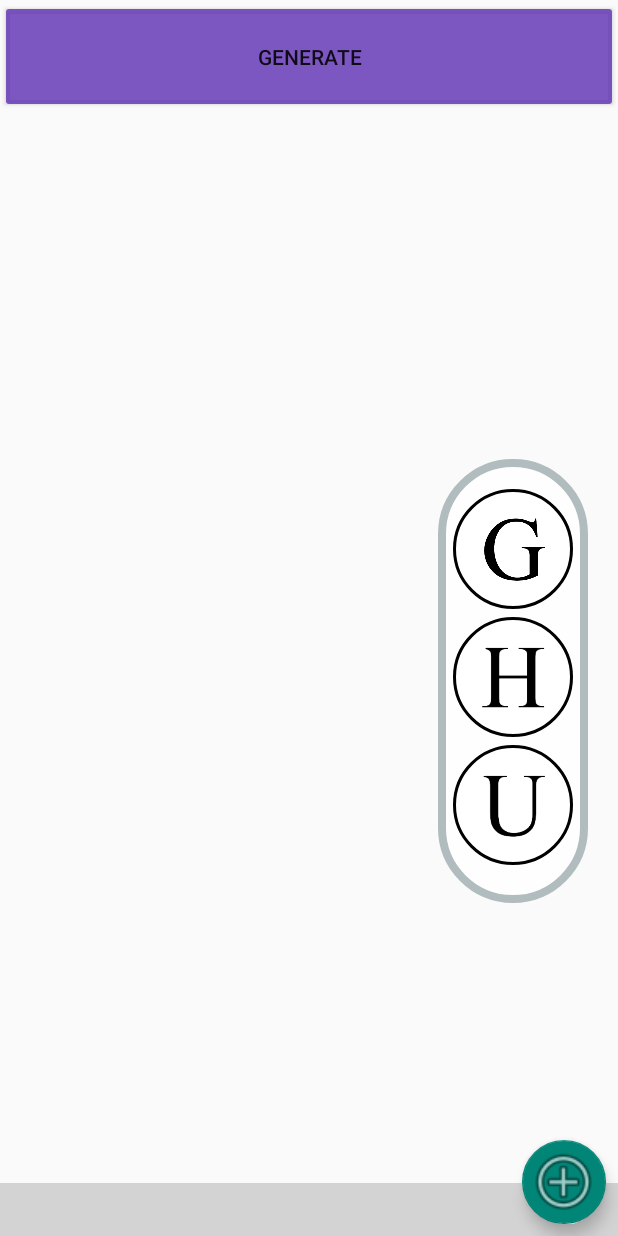
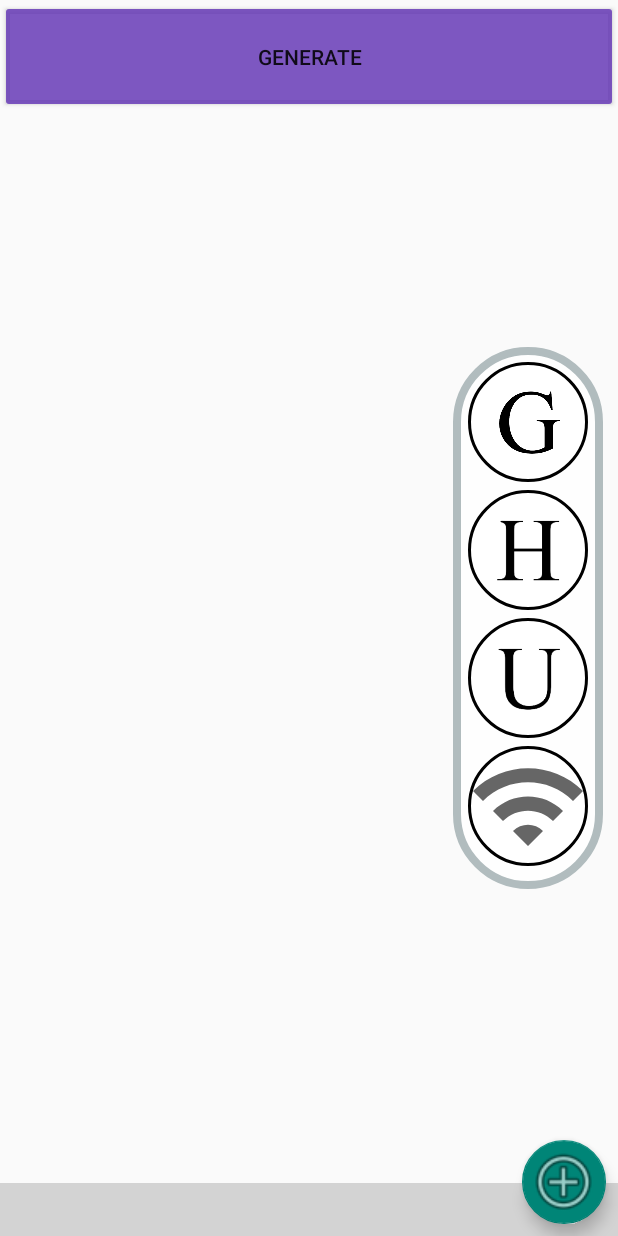
Before and after one commit to Jacob-Bordelon/pocket-chef, an Android app: the fragment Generate_Recipes placed in its activity, after a tap on "Image", on a phone screen of 412 x 824 dp. Run offline under Robolectric (Android 15) with nearby library versions, the phone set to English and light mode, and no system bars; our stand-ins replace Room's generated code; 4 statements that could not run were skipped.

Commit message:
got firebase to work

```diff
--- a/app/app/src/main/AndroidManifest.xml
+++ b/app/app/src/main/AndroidManifest.xml
@@ -3,6 +3,7 @@
     xmlns:tools="http://schemas.android.com/tools"
     package="com.example.pocket_chef_application">
 
+    <uses-permission android:name="android.permission.ACCESS_NETWORK_STATE" />
     <uses-permission android:name="android.permission.INTERNET" />
 
     <application
--- a/app/app/src/main/java/com/example/pocket_chef_application/Generate_Recipes.java
+++ b/app/app/src/main/java/com/example/pocket_chef_application/Generate_Recipes.java
@@ -14,6 +14,7 @@ import com.example.pocket_chef_application.API.ISearchRecipeAPI;
 import com.example.pocket_chef_application.Model.Recipe;
 import com.example.pocket_chef_application.data.DBItem;
 import com.example.pocket_chef_application.data.LocalDB;
+import com.google.firebase.analytics.FirebaseAnalytics;
 
 import org.json.JSONArray;
 import org.json.JSONObject;
@@ -34,6 +35,7 @@ public class Generate_Recipes extends Fragment {
     private TextView statusBar; // -> for displaying connection status
     private String server_ip = "172.28.78.246";//"10.0.2.2" "54.144.65.217"
     private String server_domain = "https://pocketchef.xyz/";
+    private FirebaseAnalytics analytics;
     private static final String TEXT = "text";
 
     public static Generate_Recipes newInstance(String text){
@@ -45,13 +47,11 @@ public class Generate_Recipes extends Fragment {
     }
 
     @Override
-    public View onCreateView(
-            LayoutInflater inflater, ViewGroup container,
-            Bundle savedInstanceState
-    ) {
+    public View onCreateView(LayoutInflater inflater, ViewGroup container, Bundle savedInstanceState) {
         // Initializes the view and the status bar on create for non null reference
         View view = inflater.inflate(R.layout.generate_recipes, container, false);
         statusBar = (TextView) view.findViewById(R.id.status_field);
+        analytics = FirebaseAnalytics.getInstance(view.getContext());
 
         return view;
     }
@@ -78,12 +78,7 @@ public class Generate_Recipes extends Fragment {
         view.findViewById(R.id.recipe_button).setOnClickListener(new View.OnClickListener() {
             @Override
             public void onClick(View view) {
-                // Creates a dummy JSON array of objects to simulate ingredients
-                JSONArray ingredients = getPantryJSONArray();
 
-                // Search for recipes based on the ingredients we have
-                Call<List<Recipe>> possibleRecipeList = jsonPlaceHolderApi.possibleRecipe(ingredients.toString());
-                possibleRecipe(possibleRecipeList);
             }
         });
     }
--- a/app/app/src/main/java/com/example/pocket_chef_application/MainActivity.java
+++ b/app/app/src/main/java/com/example/pocket_chef_application/MainActivity.java
@@ -5,11 +5,13 @@ import android.os.Bundle;
 
 import com.example.pocket_chef_application.Pantry.Pantry;
 import com.google.android.material.floatingactionbutton.FloatingActionButton;
+import com.google.firebase.analytics.FirebaseAnalytics;
 
 import androidx.appcompat.app.AppCompatActivity;
 import androidx.fragment.app.Fragment;
 import androidx.fragment.app.FragmentManager;
 
+import android.util.Log;
 import android.view.View;
 
 import android.view.WindowManager;
@@ -20,6 +22,7 @@ public class MainActivity extends AppCompatActivity {
     private static final String TAG = MainActivity.class.getSimpleName();
     private static LinearLayout layout;
     private static FragmentManager manager;
+    private FirebaseAnalytics mFirebaseAnalytics;
 
 
 
@@ -35,6 +38,8 @@ public class MainActivity extends AppCompatActivity {
 
         manager = getSupportFragmentManager();
         switch_fragment(new Pantry());
+
+        mFirebaseAnalytics = FirebaseAnalytics.getInstance(this);
 
 
 
@@ -55,6 +60,7 @@ public class MainActivity extends AppCompatActivity {
         ImageButton button2 = findViewById(R.id.fab_homepage_btn);
         ImageButton button3 = findViewById(R.id.fab_pantry_btn);
         ImageButton button4 = findViewById(R.id.fab_upload_recipe_btn);
+        ImageButton button5 = findViewById(R.id.fab_firebase);
 
 
 
@@ -96,6 +102,8 @@ public class MainActivity extends AppCompatActivity {
 
         button4.setOnClickListener(this::launchUpload);
 
+        button5.setOnClickListener(v -> switch_fragment(new firebase_fragment()));
+
         this.getWindow().setSoftInputMode(WindowManager.LayoutParams.SOFT_INPUT_STATE_ALWAYS_HIDDEN);
 
 
--- /dev/null
+++ b/app/app/src/main/res/drawable/firebase_icon.xml
@@ -0,0 +1,10 @@
+<vector xmlns:android="http://schemas.android.com/apk/res/android"
+    android:width="24dp"
+    android:height="24dp"
+    android:viewportWidth="24"
+    android:viewportHeight="24"
+    android:tint="?attr/colorControlNormal">
+  <path
+      android:fillColor="@android:color/white"
+      android:pathData="M1,9l2,2c4.97,-4.97 13.03,-4.97 18,0l2,-2C16.93,2.93 7.08,2.93 1,9zM9,17l3,3 3,-3c-1.65,-1.66 -4.34,-1.66 -6,0zM5,13l2,2c2.76,-2.76 7.24,-2.76 10,0l2,-2C15.14,9.14 8.87,9.14 5,13z"/>
+</vector>
--- a/app/app/src/main/res/layout/content_main.xml
+++ b/app/app/src/main/res/layout/content_main.xml
@@ -1,5 +1,5 @@
 <?xml version="1.0" encoding="utf-8"?>
-<androidx.constraintlayout.widget.ConstraintLayout xmlns:android="http://schemas.android.com/apk/res/android"
+<RelativeLayout xmlns:android="http://schemas.android.com/apk/res/android"
     xmlns:app="http://schemas.android.com/apk/res-auto"
     xmlns:tools="http://schemas.android.com/tools"
     android:layout_width="match_parent"
@@ -9,8 +9,8 @@
     <androidx.fragment.app.FragmentContainerView
         android:id="@+id/nav_host_fragment"
         android:name="androidx.navigation.fragment.NavHostFragment"
-        android:layout_width="0dp"
-        android:layout_height="0dp"
+        android:layout_width="match_parent"
+        android:layout_height="match_parent"
         app:defaultNavHost="true"
         app:layout_constraintBottom_toBottomOf="parent"
         app:layout_constraintLeft_toLeftOf="parent"
@@ -21,67 +21,85 @@
 
     <LinearLayout
         android:id="@+id/Sidebar"
-        android:layout_width="100dp"
+        android:layout_width="wrap_content"
         android:layout_height="wrap_content"
-        android:layout_marginEnd="20dp"
-        android:layout_marginRight="20dp"
         android:background="@drawable/rounded_shape"
         android:gravity="center"
         android:orientation="vertical"
-        app:layout_constraintBottom_toBottomOf="parent"
-        app:layout_constraintEnd_toEndOf="parent"
-        app:layout_constraintHorizontal_bias="1.0"
-        app:layout_constraintStart_toStartOf="@+id/nav_host_fragment"
-        app:layout_constraintTop_toTopOf="parent"
-        app:layout_constraintVertical_bias="0.58000004">
+        android:padding="10dp"
+        android:layout_centerVertical="true"
+        android:layout_alignParentEnd="true"
+        android:layout_marginEnd="10dp">
 
         <!-- Generate -->
         <ImageButton
             android:id="@+id/fab_generate_recipes_btn"
-            android:visibility="visible"
-            android:src="@drawable/gen_icon2"
             android:layout_width="80dp"
             android:layout_height="80dp"
+            android:layout_marginBottom="5dp"
             android:background="@drawable/circle_background"
             android:contentDescription="@string/desc"
             android:scaleType="centerCrop"
-            android:layout_marginBottom="5dp"/>
+            android:clickable="true"
+            android:src="@drawable/gen_icon2"
+            android:visibility="visible"
+            android:focusable="true" />
 
         <!-- HomePage -->
         <ImageButton
             android:id="@+id/fab_homepage_btn"
-            android:visibility="visible"
-            android:src="@drawable/homepage_icon2"
             android:layout_width="80dp"
             android:layout_height="80dp"
+            android:layout_marginBottom="5dp"
             android:background="@drawable/circle_background"
             android:contentDescription="@string/desc"
+            android:clickable="true"
             android:scaleType="centerCrop"
-            android:layout_marginBottom="5dp"/>
+            android:src="@drawable/homepage_icon2"
+            android:visibility="visible"
+            android:focusable="true" />
 
         <!-- Pantry -->
         <ImageButton
             android:id="@+id/fab_pantry_btn"
-            android:visibility="gone"
-            android:src="@drawable/pantry_icon2"
             android:layout_width="80dp"
             android:layout_height="80dp"
+            android:clickable="true"
+            android:layout_marginBottom="5dp"
             android:background="@drawable/circle_background"
             android:contentDescription="@string/desc"
             android:scaleType="centerCrop"
-            android:layout_marginBottom="5dp"/>
+            android:src="@drawable/pantry_icon2"
+            android:visibility="gone"
+            android:focusable="true" />
 
         <!-- Upload -->
         <ImageButton
             android:id="@+id/fab_upload_recipe_btn"
-            android:visibility="visible"
-            android:src="@drawable/up_icon2"
             android:layout_width="80dp"
             android:layout_height="80dp"
+            android:layout_marginBottom="5dp"
             android:background="@drawable/circle_background"
             android:contentDescription="@string/desc"
             android:scaleType="centerCrop"
-            android:layout_marginBottom="5dp"/>
+            android:clickable="true"
+            android:src="@drawable/up_icon2"
+            android:visibility="visible"
+            android:focusable="true" />
+
+        <!-- Firebase -->
+        <ImageButton
+            android:id="@+id/fab_firebase"
+            android:layout_width="80dp"
+            android:layout_height="80dp"
+            android:layout_marginBottom="5dp"
+            android:background="@drawable/circle_background"
+            android:clickable="true"
+            android:contentDescription="@string/desc"
+            android:scaleType="centerCrop"
+            android:src="@drawable/firebase_icon"
+            android:visibility="visible"
+            android:focusable="true" />
 
 
     </LinearLayout>
@@ -96,4 +114,4 @@
         app:layout_constraintStart_toStartOf="parent"
         app:layout_constraintTop_toTopOf="parent" />
 
-</androidx.constraintlayout.widget.ConstraintLayout>
+</RelativeLayout>
--- a/app/build.gradle
+++ b/app/build.gradle
@@ -5,7 +5,9 @@ buildscript {
         jcenter()
     }
     dependencies {
-        classpath 'com.android.tools.build:gradle:4.1.2'
+        classpath 'com.android.tools.build:gradle:4.1.3'
+        classpath 'com.google.gms:google-services:4.3.5'
+
 
         // NOTE: Do not place your application dependencies here; they belong
         // in the individual module build.gradle files
```
Also changed, not shown: app/app/build.gradle (+12 -6 lines), app/app/src/main/java/com/example/pocket_chef_application/firebase_fragment.java (added, +57 -0 lines), app/app/src/main/res/layout/fragment_firebase_fragment.xml (added, +27 -0 lines), 1 other file.
